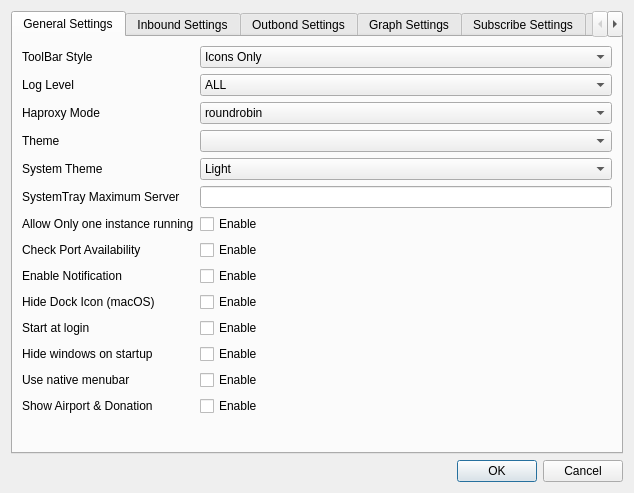
Trojan-Qt5/Trojan-Qt5, file ui/settingsdialog.ui: the form before one commit.
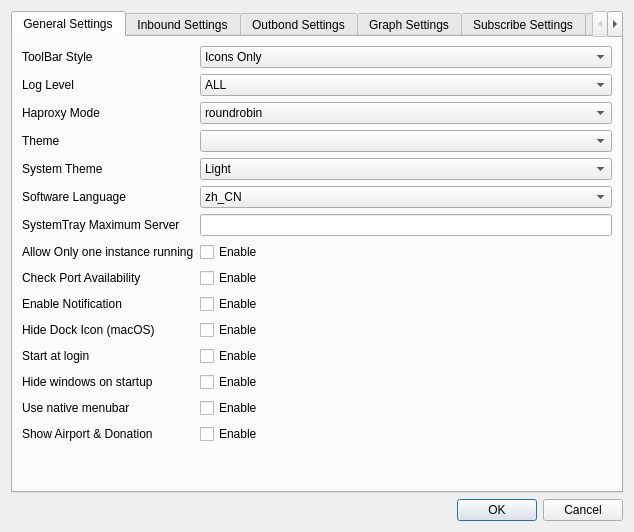
The form after the commit. Custom widgets are drawn as their Qt base class.

```diff
--- a/ui/settingsdialog.ui
+++ b/ui/settingsdialog.ui
@@ -7,13 +7,13 @@
     <x>0</x>
     <y>0</y>
     <width>634</width>
-    <height>493</height>
+    <height>532</height>
    </rect>
   </property>
   <property name="minimumSize">
    <size>
     <width>634</width>
-    <height>493</height>
+    <height>532</height>
    </size>
   </property>
   <property name="windowTitle">
@@ -175,122 +175,122 @@
          <item row="3" column="1">
           <widget class="QComboBox" name="themeComboBox"/>
          </item>
-         <item row="5" column="0">
+         <item row="6" column="0">
           <widget class="QLabel" name="label_23">
            <property name="text">
             <string>SystemTray Maximum Server</string>
            </property>
           </widget>
          </item>
-         <item row="5" column="1">
+         <item row="6" column="1">
           <widget class="QLineEdit" name="systemTrayMaximumServerEdit"/>
          </item>
-         <item row="6" column="0">
+         <item row="7" column="0">
           <widget class="QLabel" name="onlyOneInstanceLabel">
            <property name="text">
             <string>Allow Only one instance running</string>
            </property>
           </widget>
          </item>
-         <item row="6" column="1">
+         <item row="7" column="1">
           <widget class="QCheckBox" name="oneInstanceCheckBox">
            <property name="text">
             <string>Enable</string>
            </property>
           </widget>
          </item>
-         <item row="7" column="0">
+         <item row="8" column="0">
           <widget class="QLabel" name="checkPortAvailabilityLabel">
            <property name="text">
             <string>Check Port Availability</string>
            </property>
           </widget>
          </item>
-         <item row="7" column="1">
+         <item row="8" column="1">
           <widget class="QCheckBox" name="availabilityCheckBox">
            <property name="text">
             <string>Enable</string>
            </property>
           </widget>
          </item>
-         <item row="8" column="0">
+         <item row="9" column="0">
           <widget class="QLabel" name="enableNotificationLabel">
            <property name="text">
             <string>Enable Notification</string>
            </property>
           </widget>
          </item>
-         <item row="8" column="1">
+         <item row="9" column="1">
           <widget class="QCheckBox" name="enableNotificationCheckBox">
            <property name="text">
             <string>Enable</string>
            </property>
           </widget>
          </item>
-         <item row="9" column="0">
+         <item row="10" column="0">
           <widget class="QLabel" name="hideDockIconLabel">
            <property name="text">
             <string>Hide Dock Icon (macOS)</string>
            </property>
           </widget>
          </item>
-         <item row="9" column="1">
+         <item row="10" column="1">
           <widget class="QCheckBox" name="hideDockIconCheckBox">
            <property name="text">
             <string>Enable</string>
            </property>
           </widget>
          </item>
-         <item row="10" column="0">
+         <item row="11" column="0">
           <widget class="QLabel" name="startAtLoginLabel">
            <property name="text">
             <string>Start at login</string>
            </property>
           </widget>
          </item>
-         <item row="10" column="1">
+         <item row="11" column="1">
           <widget class="QCheckBox" name="startAtLoginCheckbox">
            <property name="text">
             <string>Enable</string>
            </property>
           </widget>
          </item>
-         <item row="11" column="0">
+         <item row="12" column="0">
           <widget class="QLabel" name="hideWindowsOnStartupLabel">
            <property name="text">
             <string>Hide windows on startup</string>
            </property>
           </widget>
          </item>
-         <item row="11" column="1">
+         <item row="12" column="1">
           <widget class="QCheckBox" name="hideCheckBox">
            <property name="text">
             <string>Enable</string>
            </property>
           </widget>
          </item>
-         <item row="12" column="0">
+         <item row="13" column="0">
           <widget class="QLabel" name="useNativeMenuBar">
            <property name="text">
             <string>Use native menubar</string>
            </property>
           </widget>
          </item>
-         <item row="12" column="1">
+         <item row="13" column="1">
           <widget class="QCheckBox" name="nativeMenuBarCheckBox">
            <property name="text">
             <string>Enable</string>
            </property>
           </widget>
          </item>
-         <item row="13" column="0">
+         <item row="14" column="0">
           <widget class="QLabel" name="label_13">
            <property name="text">
             <string>Show Airport &amp; Donation</string>
            </property>
           </widget>
          </item>
-         <item row="13" column="1">
+         <item row="14" column="1">
           <widget class="QCheckBox" name="showAirportAndDonationCB">
            <property name="text">
             <string>Enable</string>
@@ -323,6 +323,42 @@
            </item>
           </widget>
          </item>
+         <item row="5" column="0">
+          <widget class="QLabel" name="label_24">
+           <property name="text">
+            <string>Software Language</string>
+           </property>
+          </widget>
+         </item>
+         <item row="5" column="1">
+          <widget class="QComboBox" name="languageCB">
+           <item>
+            <property name="text">
+             <string>zh_CN</string>
+            </property>
+           </item>
+           <item>
+            <property name="text">
+             <string>zh_TW</string>
+            </property>
+           </item>
+           <item>
+            <property name="text">
+             <string>en_US</string>
+            </property>
+           </item>
+           <item>
+            <property name="text">
+             <string>ja_JP</string>
+            </property>
+           </item>
+           <item>
+            <property name="text">
+             <string>Follow System</string>
+            </property>
+           </item>
+          </widget>
+         </item>
         </layout>
        </item>
       </layout>
```
Left out of the diff: 50 changed lines with no effect on the pictures.
